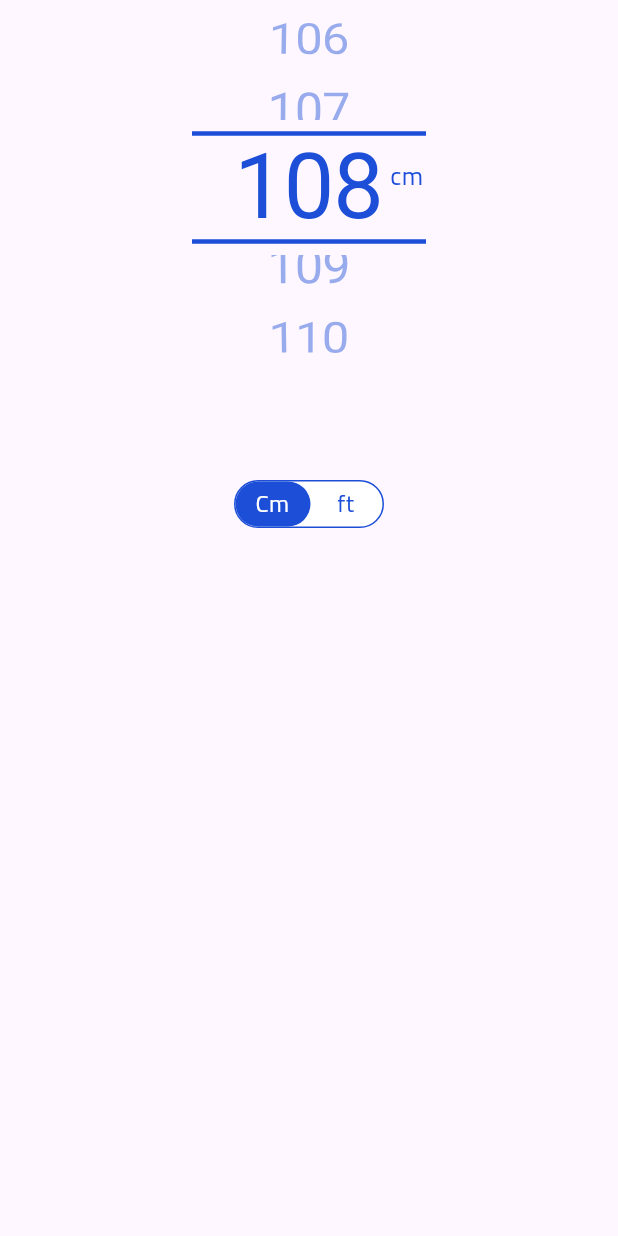
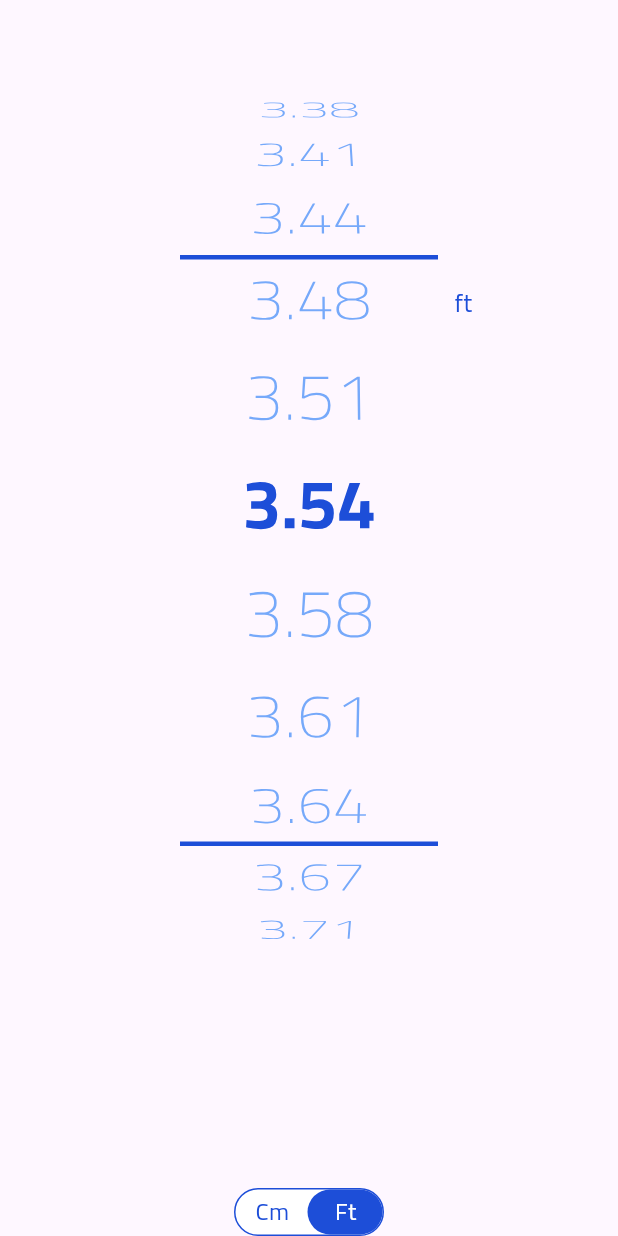
Before and after one commit to Ahmed55714/ProFIT-project, a Flutter app: the CustomHeightPicker widget shown alone on an empty page, opened directly, scrolled down 576 dp, after a tap on "Cm", on a phone screen of 412 x 824 dp. Run offline on Flutter 3.47's test engine with Material 3 defaults, Android fonts, the phone set to English and light mode, and no system bars; our stand-ins replace flutter_svg, percent_indicator; missing offline and left inert: animated_weight_picker, dart:ffi, fl_country_code_picker.

Commit message:
step hight commit

```diff
--- a/lib/Create Account/stepProgress.dart
+++ b/lib/Create Account/stepProgress.dart
@@ -130,7 +130,7 @@ class _StepProgressScreenState extends State<StepProgressScreen>
         child: SingleChildScrollView(
           child: Padding(
             padding:
-                const EdgeInsets.only(left: 16, right: 16, top: 16),
+                const EdgeInsets.only(left: 16, right: 16, top: 16, bottom: 16),
             child: Column(
               children: <Widget>[
                 Row(
@@ -207,9 +207,8 @@ class GenderSelection extends StatelessWidget {
 
   @override
   Widget build(BuildContext context) {
-    return Padding(
-      padding: const EdgeInsets.only(left: 16),
-      child: Column(
+    return
+       Column(
         mainAxisAlignment: MainAxisAlignment.center,
         children: <Widget>[
           CustomStyledText(
@@ -232,7 +231,7 @@ class GenderSelection extends StatelessWidget {
             isClicked: selectedGender == 'Female',
           ),
         ],
-      ),
+
     );
   }
 }
@@ -287,9 +286,9 @@ class _HightSelectionState extends State<HightSelection> {
           emphasizedText: ' Hight',
           lastText: ' ?',
         ),
-        const SizedBox(height: 122),
+        const SizedBox(height: 73),
         SizedBox(
-          height: 450,
+          height: 500,
           child: CustomHeightPicker(),
         )
 
--- a/lib/widgets/StepProgressWidgets/custom_date_picker.dart
+++ b/lib/widgets/StepProgressWidgets/custom_date_picker.dart
@@ -109,6 +109,7 @@ class _CustomDatePickerState extends State<CustomDatePicker> {
       children: [
         ListWheelScrollView.useDelegate(
           itemExtent: 70,
+
           controller: FixedExtentScrollController(initialItem: initialItem),
           onSelectedItemChanged: onSelectedItemChanged,
           childDelegate: ListWheelChildBuilderDelegate(
--- a/lib/widgets/StepProgressWidgets/custom_hight_picker.dart
+++ b/lib/widgets/StepProgressWidgets/custom_hight_picker.dart
@@ -1,8 +1,5 @@
-import 'package:flutter/cupertino.dart';
 import 'package:flutter/material.dart';
-
-import '../../utils/colors.dart';
-
+import 'package:profit1/utils/colors.dart'; // Ensure this path is correct for your project
 
 class CustomHeightPicker extends StatefulWidget {
   @override
@@ -10,94 +7,106 @@ class CustomHeightPicker extends StatefulWidget {
 }
 
 class _CustomHeightPickerState extends State<CustomHeightPicker> {
-  int selectedHeight = 165; // Default height in cm
-  bool isCmSelected = true; // Whether the unit is in cm
+  int selectedHeight = 180; // Initial selected height in cm
+  bool isCmSelected = true; // Flag to toggle between cm and ft
 
   @override
   Widget build(BuildContext context) {
-    List<int> heightsCm = List.generate(101, (index) => index + 100); // cm
-    List<double> heightsFt = List.generate(101, (index) => ((index + 100) / 30.48)); // ft
+    // Generate heights for cm and convert them to ft as needed
+    List<int> heightsCm = List.generate(101, (index) => 100 + index);
+    List<String> heightsFt = List.generate(101, (index) => (((100 + index) / 30.48)).toStringAsFixed(2));
 
     return Column(
+      children: <Widget>[
+        Expanded(
+          child: Center(
+            child: Stack(
               children: [
-        Stack(
-          children: [
-            SizedBox(
-              height: 250,
-              child: CupertinoPicker(
-                itemExtent: 75,
-                diameterRatio: 3,
-                selectionOverlay: Center(
-                  child: Container(
-                    height: 75,
-                    width: 156,
-                    decoration: BoxDecoration(
-                      border: Border(
-                        top: BorderSide(color: colorBlue, width: 3),
-                        bottom: BorderSide(color: colorBlue, width: 3),
-                      ),
-                    ),
-                  ),
-                ),
-                useMagnifier: true,
-                magnification: 1.2,
-                backgroundColor: Colors.transparent,
-                onSelectedItemChanged: (int index) {
-                  setState(() {
-                    selectedHeight = index + 100;
-                  });
-                },
-                scrollController: FixedExtentScrollController(
+
+                ListWheelScrollView.useDelegate(
+                  itemExtent: 70,
+                  controller: FixedExtentScrollController(
                     initialItem: selectedHeight - 100,
                   ),
-                children: isCmSelected
-                    ? heightsCm.map((cm) => Center(
-                            child: Text(
-                          '$cm',
-                          style: TextStyle(
-                            color: selectedHeight == cm ? colorBlue : colorBlue,
-                            fontSize: selectedHeight == cm ? 50 : 34, // Adjust font size here
+                  onSelectedItemChanged: (index) => setState(() {
+                    selectedHeight = 100 + index;
+                  }),
+                  childDelegate: ListWheelChildBuilderDelegate(
+                    builder: (context, index) => _buildItem(
+                      isCmSelected ? heightsCm[index].toString() : heightsFt[index],
+                      isCmSelected ? selectedHeight.toString() : (selectedHeight / 30.48).toStringAsFixed(2),
                     ),
-                        )))
-                        .toList()
-                    : heightsFt.map((ft) => Center(
-                            child: Text(
-                          '${ft.toStringAsFixed(2)}',
-                          style: TextStyle(
-                            color: selectedHeight == ((ft * 30.48).toInt()) ? colorBlue : Colors.grey,
-                            fontSize: selectedHeight == ((ft * 30.48).toInt()) ? 50 : 34, // Adjust font size here
-                          ),
-                        )))
-                        .toList(),
+                    childCount: 101,
                   ),
                 ),
                 Positioned(
-              top: 105,
-              left: 260,
+                  top: 170,
+                  bottom: 140,
+                  left: 0,
+                  right: 0,
+                  child: Column(
+                    mainAxisAlignment: MainAxisAlignment.center,
+                    children: [
+                      Padding(
+                        padding: const EdgeInsets.symmetric(horizontal: 120),
+                        child: Container(height: 3, color: colorBlue),
+                      ),
+                      Spacer(),
+                      Padding(
+                        padding: const EdgeInsets.symmetric(horizontal: 120),
+                        child: Container(height: 3, color: colorBlue),
+                      ),
+                    ],
+                  ),
+                ),
+                Positioned(
+                  top: 190,
+                  right: 85,
+                  child: Container(
+                    padding: EdgeInsets.symmetric(horizontal: 12, vertical: 0),
+                    decoration: BoxDecoration(
+                      color: Colors.transparent,
+                      borderRadius: BorderRadius.circular(20),
+                    ),
                     child: Text(
                       isCmSelected ? 'cm' : 'ft',
-                style: TextStyle(
-                  fontSize: 17,
-                  color: colorBlue,
-                  fontWeight: FontWeight.w400,
-
+                      style: TextStyle(color: colorBlue, fontSize: 17),
                     ),
                   ),
                 ),
               ],
             ),
-        SizedBox(height: 70),
+          ),
+        ),
+        SizedBox(height: 88),
         RoundedContainer(
-          onUnitChange: (bool cmSelected) {
+          onUnitChange: (bool isCm) {
             setState(() {
-              isCmSelected = cmSelected;
+              isCmSelected = isCm;
             });
           },
         ),
       ],
     );
   }
+
+  Widget _buildItem(String value, String selectedValue) {
+    final isSelected = value == selectedValue;
+    return Container(
+      padding: EdgeInsets.only(bottom: 0),
+      alignment: Alignment.center,
+      child: Text(
+        value,
+        style: TextStyle(
+          fontSize: 46,
+          fontWeight: isSelected ? FontWeight.bold : FontWeight.w200,
+          color: isSelected ? colorBlue : colorBlue400,
+        ),
+      ),
+    );
   }
+}
+
 class RoundedContainer extends StatefulWidget {
   final Function(bool) onUnitChange;
 
@@ -115,6 +124,13 @@ class _RoundedContainerState extends State<RoundedContainer> {
     final duration = Duration(milliseconds: 300);
 
     return Center(
+      child: GestureDetector(
+        onTap: () {
+          setState(() {
+            isCmSelected = !isCmSelected;
+          });
+          widget.onUnitChange(isCmSelected);
+        },
         child: Container(
           width: 100,
           height: 32,
@@ -125,6 +141,7 @@ class _RoundedContainerState extends State<RoundedContainer> {
           ),
           child: Stack(
             children: [
+
               AnimatedAlign(
                 alignment: isCmSelected ? Alignment.centerLeft : Alignment.centerRight,
                 duration: duration,
@@ -144,30 +161,26 @@ class _RoundedContainerState extends State<RoundedContainer> {
                   mainAxisAlignment: MainAxisAlignment.center,
                   children: [
                     Expanded(
-                    child: GestureDetector(
-                      onTap: () {
-                        if (!isCmSelected) {
-                          widget.onUnitChange(true);
-                          setState(() => isCmSelected = true);
-                        }
-                      },
                       child: Container(
                         alignment: Alignment.center,
-                        child: Text('Cm', style: TextStyle(color: isCmSelected ? Colors.white : colorBlue, fontSize: 16)),
+                        child: Text(
+                          'Cm',
+                          style: TextStyle(
+                            color: isCmSelected ? Colors.white : colorBlue,
+                            fontSize: 16,
+                          ),
                         ),
                       ),
                     ),
                     Expanded(
-                    child: GestureDetector(
-                      onTap: () {
-                        if (isCmSelected) {
-                          widget.onUnitChange(false);
-                          setState(() => isCmSelected = false);
-                        }
-                      },
                       child: Container(
                         alignment: Alignment.center,
-                        child: Text('ft', style: TextStyle(color: isCmSelected ? colorBlue : Colors.white, fontSize: 16)),
+                        child: Text(
+                          'Ft',
+                          style: TextStyle(
+                            color: !isCmSelected ? Colors.white : colorBlue,
+                            fontSize: 16,
+                          ),
                         ),
                       ),
                     ),
@@ -177,6 +190,7 @@ class _RoundedContainerState extends State<RoundedContainer> {
             ],
           ),
         ),
+      ),
     );
   }
 }
--- a/lib/widgets/customBotton.dart
+++ b/lib/widgets/customBotton.dart
@@ -26,7 +26,7 @@ class CustomButton extends StatelessWidget {
           style: const TextStyle(
             fontSize: 18,
             height: 1.26,
-            fontWeight: FontWeight.bold,
+            fontFamily: 'BoldCairo',
             color: Colors.white,
           ),
         ),
--- a/lib/widgets/customTextFeild.dart
+++ b/lib/widgets/customTextFeild.dart
@@ -113,7 +113,7 @@ class _CustomTextFieldState extends State<CustomTextField> {
                       ? OutlineInputBorder(
                           borderRadius: BorderRadius.circular(8.0),
                         )
-                      : null, // No border when showBorder is false
+                      : null,
                   enabledBorder: widget.showBorder
                       ? OutlineInputBorder(
                           borderRadius: BorderRadius.circular(8.0),
```
Lines whose indentation alone changed are shown as unchanged.
